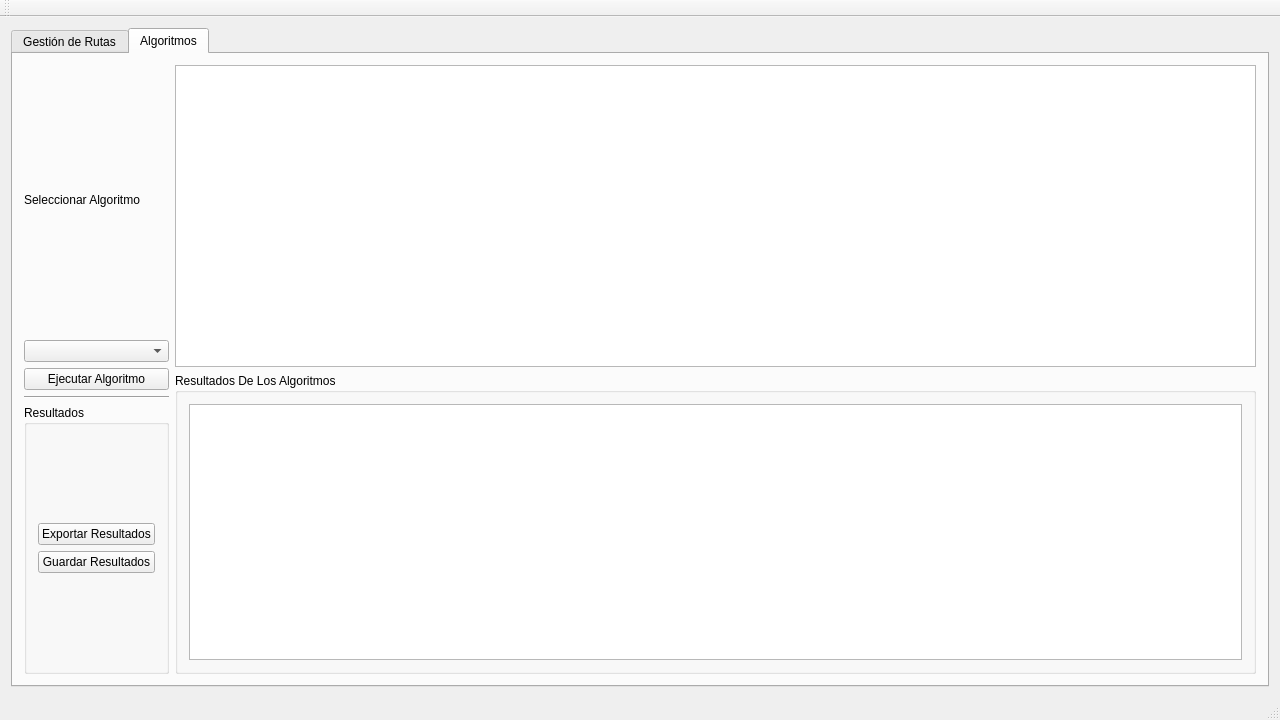
This is RotoMap/MainWindow.ui in Alexzm25/RotoMap as Qt 5 draws it before an edit. The edited form follows.
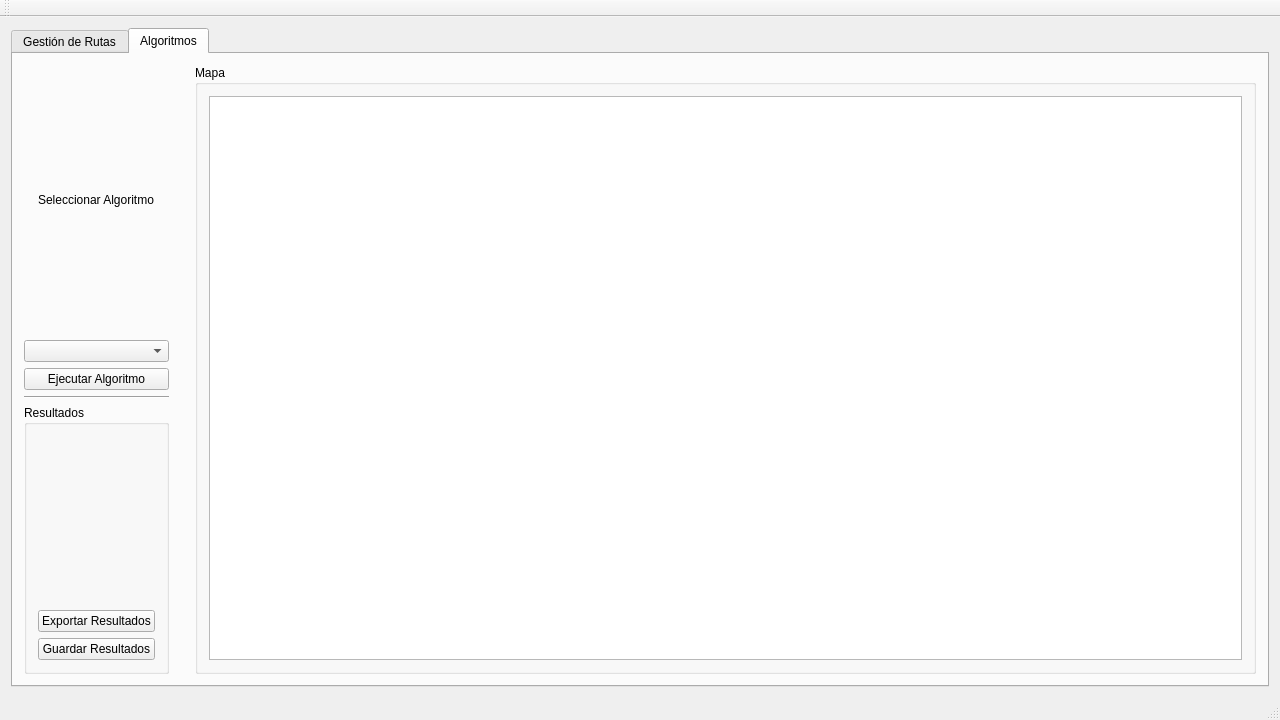
This is the edited form. Icons and pictures are not drawn.

Commit message: Update UI layout and add map asset

Diff of the .ui file:
```diff
--- a/RotoMap/MainWindow.ui
+++ b/RotoMap/MainWindow.ui
@@ -80,7 +80,7 @@
        <layout class="QHBoxLayout" name="horizontalLayout_2">
         <item>
          <layout class="QVBoxLayout" name="verticalLayout_3">
-          <item>
+          <item alignment="Qt::AlignmentFlag::AlignHCenter">
            <widget class="QLabel" name="label_2">
             <property name="text">
              <string>Seleccionar Algoritmo</string>
@@ -113,7 +113,14 @@
              <item>
               <layout class="QVBoxLayout" name="verticalLayout_8">
                <item>
-                <widget class="QPushButton" name="pushButton_6">
+                <widget class="QLabel" name="resultsLbl">
+                 <property name="text">
+                  <string/>
+                 </property>
+                </widget>
+               </item>
+               <item>
+                <widget class="QPushButton" name="btnExportResults">
                  <property name="text">
                   <string>Exportar Resultados</string>
                  </property>
@@ -133,19 +140,32 @@
           </item>
          </layout>
         </item>
+        <item>
+         <spacer name="horizontalSpacer">
+          <property name="orientation">
+           <enum>Qt::Orientation::Horizontal</enum>
+          </property>
+          <property name="sizeType">
+           <enum>QSizePolicy::Policy::Preferred</enum>
+          </property>
+          <property name="sizeHint" stdset="0">
+           <size>
+            <width>20</width>
+            <height>20</height>
+           </size>
+          </property>
+         </spacer>
+        </item>
         <item>
          <layout class="QVBoxLayout" name="verticalLayout_7">
-          <item>
-           <widget class="QGraphicsView" name="graphicsView_2"/>
-          </item>
           <item>
            <widget class="QGroupBox" name="groupBox_2">
             <property name="title">
-             <string>Resultados De Los Algoritmos</string>
+             <string>Mapa</string>
             </property>
             <layout class="QVBoxLayout" name="verticalLayout_10">
              <item>
-              <widget class="QTextEdit" name="textEdit"/>
+              <widget class="QGraphicsView" name="mapAlg"/>
              </item>
             </layout>
            </widget>
```
Left out of the diff: 26 changed lines with no effect on the pictures. The commit also changes 1 other file.
